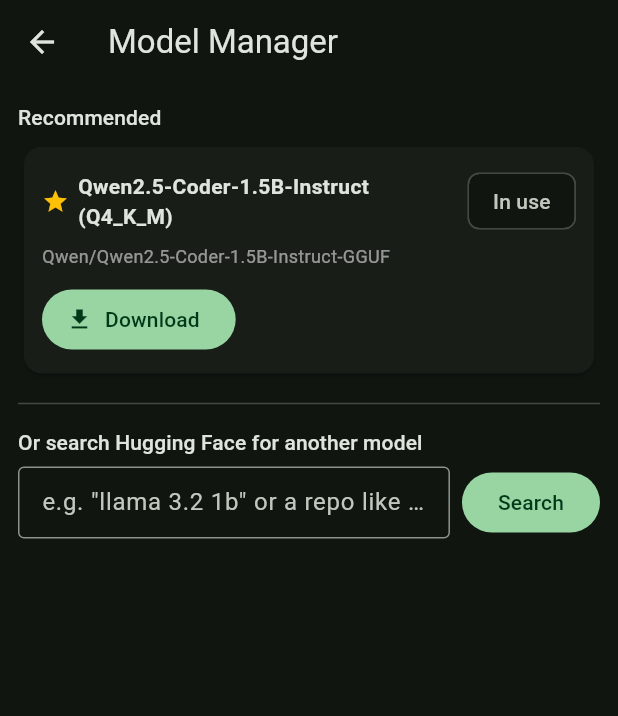
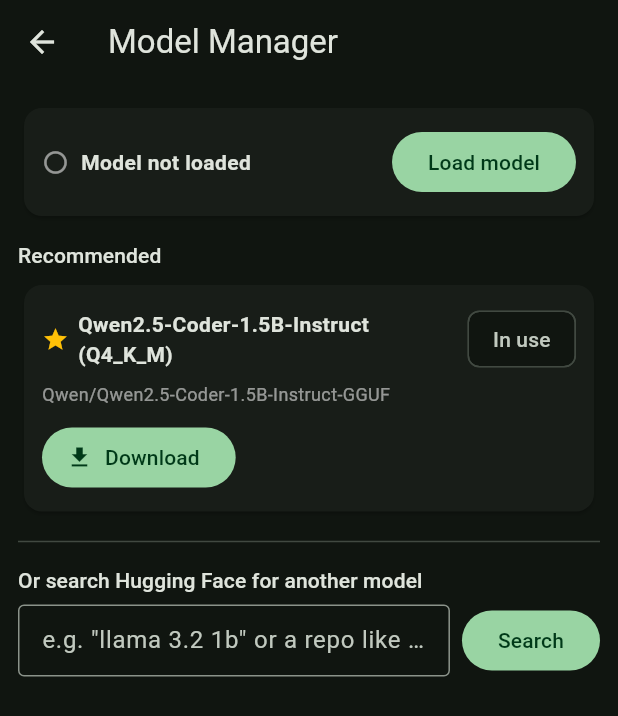
Before and after one commit to Zexolver/Claco, a Flutter app: the screen it shows after launch, after a tap on "Unloaded", on a phone screen of 412 x 824 dp. Shown: the top 716 px of the screen. Run offline on Flutter 3.47's test engine with Material 3 defaults, Android fonts, the phone set to English and light mode, and no system bars; our stand-ins replace flutter_local_notifications, flutter_markdown, permission_handler, shared_preferences; missing offline and left inert: flutter_background_service, flutter_llama.

Commit message:
Fix crash on first task, surface model load errors, harden downloads
Root cause of the crash: fixing an earlier CI manifest-merge conflict
(the AndroidManifest.xml rewrite for flutter_background_service) deleted
our whole <service> re-declaration instead of just resolving the
conflicting attribute, which also dropped
android:foregroundServiceType="dataSync". flutter_background_service's
own manifest declares no type at all, so on Android 14+ the very first
startForeground() call - which happens the moment a task is assigned
and the service actually starts - throws
MissingForegroundServiceTypeException and crashes the whole app. Fixed
by redeclaring the service with matching exported="true" (no conflict)
plus the foregroundServiceType.

Also closes the "how do I load the model" gap that made this hard to
diagnose:
- LlamaService now sanity-checks a model file (min size + GGUF magic
  bytes) before ever handing it to the native loader - llama.cpp aborts
  the whole process on malformed input rather than returning a
  catchable error, so a truncated/corrupt download must be caught here.
- Both download paths (HuggingFaceService, WorkspaceService's
  download_resource) now verify received bytes match Content-Length
  instead of silently accepting a connection that dropped mid-stream.
- Load failures are now persisted (modelLoadError) and actually shown,
  instead of the UI only ever saying "Unloaded" with no reason.
- Model Manager gained an explicit "Load model" / "Reload" button
  decoupled from submitting a task, with a spinner while it's in
  flight, so loading (and retrying after fixing an error) doesn't
  require typing a throwaway message into a chat.
- The chat list's status chip turns red with "Load failed" instead of
  looking identical to "just hasn't been started yet".

Co-Authored-By: Claude Sonnet 5 <noreply@anthropic.com>
Claude-Session: https://claude.ai/code/session_01WgvNGXWHuB3NoHka6FyaWR

```diff
--- a/lib/core/storage_keys.dart
+++ b/lib/core/storage_keys.dart
@@ -37,6 +37,12 @@ class StorageKeys {
   /// model. The UI polls this to render the app-bar Loaded/Unloaded status.
   static const modelLoaded = 'pocket_agent.model_loaded';
 
+  /// Human-readable reason the last load attempt failed, or empty when
+  /// the model is loaded / nothing has been attempted yet. Set alongside
+  /// [modelLoaded] so a failure is visible instead of just "Unloaded"
+  /// with no explanation.
+  static const modelLoadError = 'pocket_agent.model_load_error';
+
   /// Which model is currently selected, set by the Model Manager once a
   /// download finishes. Empty means "use the CLAUDE.md-recommended
   /// default" (see HuggingFaceService.recommendedRepoId/recommendedFile).
--- a/lib/ui/chat_list_page.dart
+++ b/lib/ui/chat_list_page.dart
@@ -27,6 +27,7 @@ class _ChatListPageState extends State<ChatListPage> {
 
   List<ChatSessionMeta> _sessionList = [];
   bool _modelLoaded = false;
+  String _modelLoadError = '';
   String? _runningSessionId;
 
   @override
@@ -49,6 +50,7 @@ class _ChatListPageState extends State<ChatListPage> {
     setState(() {
       _sessionList = list;
       _modelLoaded = prefs.getBool(StorageKeys.modelLoaded) ?? false;
+      _modelLoadError = prefs.getString(StorageKeys.modelLoadError) ?? '';
       _runningSessionId = prefs.getString(StorageKeys.runningSessionId);
     });
   }
@@ -120,11 +122,25 @@ class _ChatListPageState extends State<ChatListPage> {
             padding: const EdgeInsets.symmetric(horizontal: 4),
             child: ActionChip(
               avatar: Icon(
-                _modelLoaded ? Icons.check_circle : Icons.circle_outlined,
+                _modelLoaded
+                    ? Icons.check_circle
+                    : _modelLoadError.isNotEmpty
+                        ? Icons.error_outline
+                        : Icons.circle_outlined,
                 size: 16,
-                color: _modelLoaded ? Colors.greenAccent : Colors.white54,
+                color: _modelLoaded
+                    ? Colors.greenAccent
+                    : _modelLoadError.isNotEmpty
+                        ? Colors.redAccent
+                        : Colors.white54,
               ),
-              label: Text(_modelLoaded ? 'Loaded' : 'Unloaded'),
+              label: Text(
+                _modelLoaded
+                    ? 'Loaded'
+                    : _modelLoadError.isNotEmpty
+                        ? 'Load failed'
+                        : 'Unloaded',
+              ),
               visualDensity: VisualDensity.compact,
               onPressed: _openModelManager,
             ),
--- a/lib/ui/model_manager_page.dart
+++ b/lib/ui/model_manager_page.dart
@@ -1,6 +1,8 @@
+import 'dart:async';
 import 'dart:io';
 
 import 'package:flutter/material.dart';
+import 'package:flutter_background_service/flutter_background_service.dart';
 import 'package:path/path.dart' as p;
 import 'package:path_provider/path_provider.dart';
 import 'package:shared_preferences/shared_preferences.dart';
@@ -24,11 +26,18 @@ class ModelManagerPage extends StatefulWidget {
 
 class _ModelManagerPageState extends State<ModelManagerPage> {
   final _hf = HuggingFaceService.instance;
+  final _service = FlutterBackgroundService();
   final _searchController = TextEditingController();
+  Timer? _pollTimer;
 
   String? _selectedFileName;
   Directory? _modelsDir;
   bool _networkEnabled = true;
+
+  bool _modelLoaded = false;
+  String _modelLoadError = '';
+  bool _serviceRunning = false;
+  bool _loadingModel = false;
 
   bool _searching = false;
   String? _searchError;
@@ -50,10 +59,13 @@ class _ModelManagerPageState extends State<ModelManagerPage> {
   void initState() {
     super.initState();
     _loadState();
+    _pollTimer = Timer.periodic(
+        const Duration(seconds: 1), (_) => _refreshModelStatus());
   }
 
   @override
   void dispose() {
+    _pollTimer?.cancel();
     _searchController.dispose();
     super.dispose();
   }
@@ -70,6 +82,36 @@ class _ModelManagerPageState extends State<ModelManagerPage> {
       _modelsDir = Directory('${docsDir.path}/models');
       _networkEnabled = networkEnabled;
     });
+    await _refreshModelStatus();
+  }
+
+  Future<void> _refreshModelStatus() async {
+    final prefs = await SharedPreferences.getInstance();
+    final running = await _service.isRunning();
+    final loaded = prefs.getBool(StorageKeys.modelLoaded) ?? false;
+    final error = prefs.getString(StorageKeys.modelLoadError) ?? '';
+    if (!mounted) return;
+    setState(() {
+      _serviceRunning = running;
+      _modelLoaded = loaded;
+      _modelLoadError = error;
+      // Stop showing the spinner once the load attempt actually resolves.
+      if (_loadingModel && (loaded || error.isNotEmpty)) {
+        _loadingModel = false;
+      }
+    });
+  }
+
+  Future<void> _loadModel() async {
+    setState(() {
+      _loadingModel = true;
+      _modelLoadError = '';
+    });
+    if (!_serviceRunning) {
+      await _service.startService();
+    } else {
+      _service.invoke('reloadModel');
+    }
   }
 
   bool _isDownloaded(String fileName) {
@@ -185,6 +227,8 @@ class _ModelManagerPageState extends State<ModelManagerPage> {
       body: ListView(
         padding: const EdgeInsets.all(12),
         children: [
+          _buildStatusCard(),
+          const SizedBox(height: 12),
           if (!_networkEnabled) ...[
             Container(
               padding: const EdgeInsets.all(12),
@@ -260,6 +304,52 @@ class _ModelManagerPageState extends State<ModelManagerPage> {
           const SizedBox(height: 8),
           ..._results.map(_buildRepoTile),
         ],
+      ),
+    );
+  }
+
+  Widget _buildStatusCard() {
+    return Card(
+      child: Padding(
+        padding: const EdgeInsets.all(12),
+        child: Column(
+          crossAxisAlignment: CrossAxisAlignment.start,
+          children: [
+            Row(
+              children: [
+                Icon(
+                  _modelLoaded ? Icons.check_circle : Icons.circle_outlined,
+                  size: 18,
+                  color: _modelLoaded ? Colors.greenAccent : Colors.white54,
+                ),
+                const SizedBox(width: 8),
+                Text(
+                  _modelLoaded ? 'Model loaded' : 'Model not loaded',
+                  style: const TextStyle(fontWeight: FontWeight.bold),
+                ),
+                const Spacer(),
+                if (_loadingModel)
+                  const SizedBox(
+                    width: 18,
+                    height: 18,
+                    child: CircularProgressIndicator(strokeWidth: 2),
+                  )
+                else
+                  FilledButton(
+                    onPressed: _loadModel,
+                    child: Text(_modelLoaded ? 'Reload' : 'Load model'),
+                  ),
+              ],
+            ),
+            if (_modelLoadError.isNotEmpty && !_loadingModel) ...[
+              const SizedBox(height: 8),
+              Text(
+                _modelLoadError,
+                style: const TextStyle(color: Colors.redAccent, fontSize: 12),
+              ),
+            ],
+          ],
+        ),
       ),
     );
   }
```
Also changed, not shown: lib/services/background_agent_service.dart (+5 -3 lines), lib/services/huggingface_service.dart (+8 -0 lines), lib/services/llama_service.dart (+42 -1 lines), lib/services/workspace_service.dart (+7 -0 lines), 1 other file.
